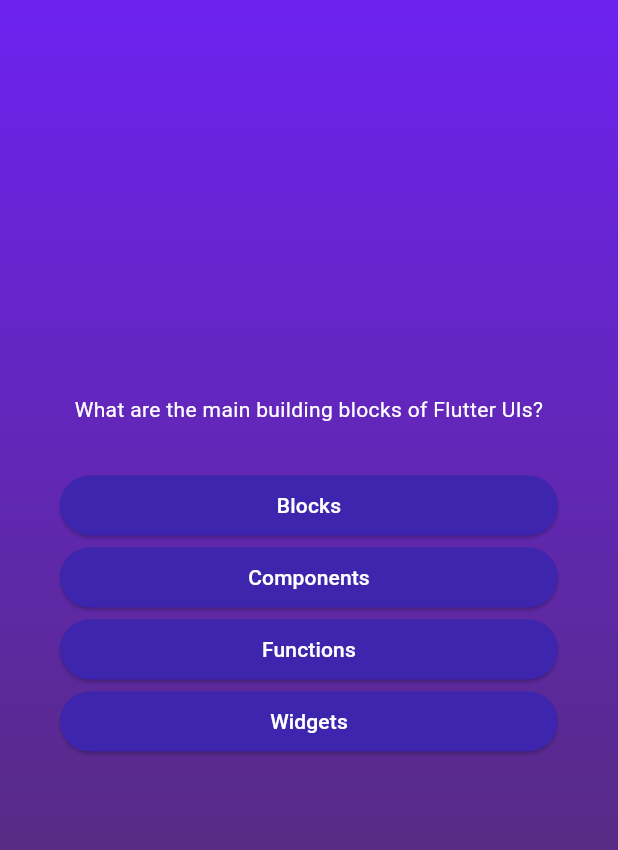
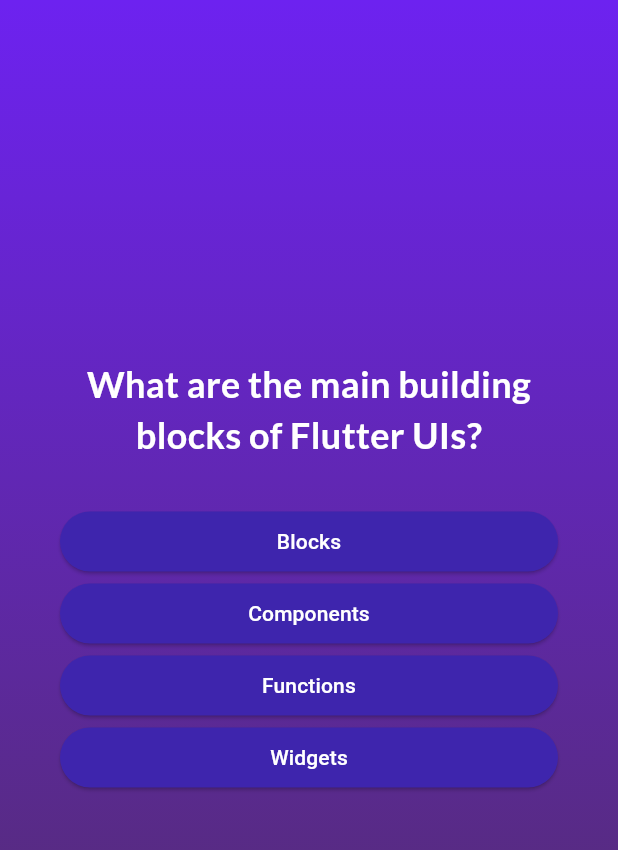
Before and after one commit to carolbonk/quiz_flutter, a Flutter app: the screen it shows after launch, after a tap on "Start Quiz", on a phone screen of 412 x 824 dp, the part 84-934 px from its top. Run offline on Flutter 3.47's test engine with Material 3 defaults, Android fonts, the phone set to English and light mode, and no system bars; our stand-ins replace google_fonts.

Commit message:
Adds google fonts

```diff
--- a/lib/questions_screen.dart
+++ b/lib/questions_screen.dart
@@ -1,4 +1,5 @@
 import 'package:flutter/material.dart';
+import 'package:google_fonts/google_fonts.dart';
 import '../data/questions.dart';
 import './answer_button.dart';
 //import '../models/quiz_question.dart';
@@ -28,7 +29,6 @@ void answerQuestion() {
     setState(() {
       currentQuestionIndex++;
     });
-
   }
 
   @override
@@ -37,27 +37,27 @@ void answerQuestion() {
     return SizedBox(
       width: double.infinity,
       child: Container(
-        margin:const EdgeInsets.all(40),
+        margin: const EdgeInsets.all(40),
         child: Column(
             mainAxisAlignment: MainAxisAlignment.center,
             crossAxisAlignment: CrossAxisAlignment.stretch,
             children: [
               Text(
                 currentQuestion.question,
-            style: const TextStyle(
+                style: GoogleFonts.lato(
                   color: Colors.white,
+                  fontSize: 24,
+                  fontWeight: FontWeight.bold,
                 ),
                 textAlign: TextAlign.center,
               ),
               const SizedBox(height: 30),
-
               ...currentQuestion.getShuffledAnswers().map((answer) {
                 return AnswerButton(
                   answerText: answer,
                   onTap: answerQuestion,
                 );
               })
-
             ]),
       ),
     );
--- a/pubspec.yaml
+++ b/pubspec.yaml
@@ -3,7 +3,6 @@ description: "A new Flutter project."
 
 # The following line prevents the package from being accidentally published to
 # pub.dev using `flutter pub publish`. This is preferred for private packages.
-publish_to: 'none' # Remove this line if you wish to publish to pub.dev
 
 # The following defines the version and build number for your application.
 # A version number is three numbers separated by dots, like 1.2.43
@@ -30,6 +29,7 @@ dependencies:
   # The following adds the Cupertino Icons font to your application.
   # Use with the CupertinoIcons class for iOS style icons.
   cupertino_icons: ^1.0.8
+  google_fonts: ^6.2.1
 
 dev_dependencies:
   flutter_test:
```
Also changed, not shown: pubspec.lock, 1 other file. Lines whose indentation alone changed are shown as unchanged.
